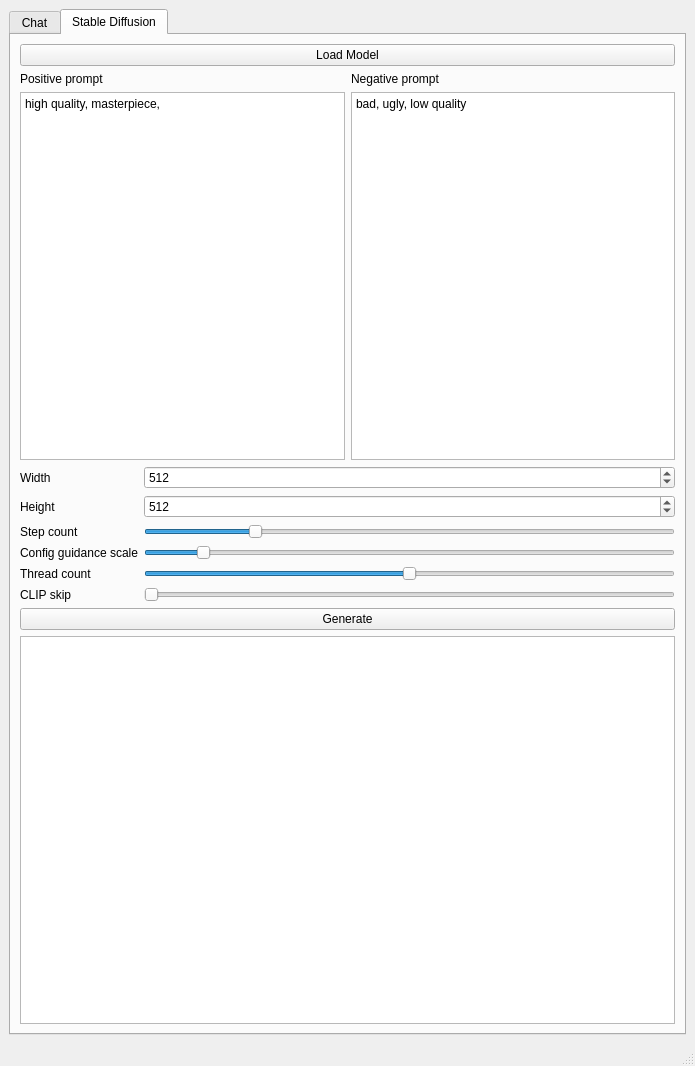
Before: the Qt Designer form AIOneQTWidgets/mainwindow.ui in Iemand005/Singularity, drawn with Qt 5.
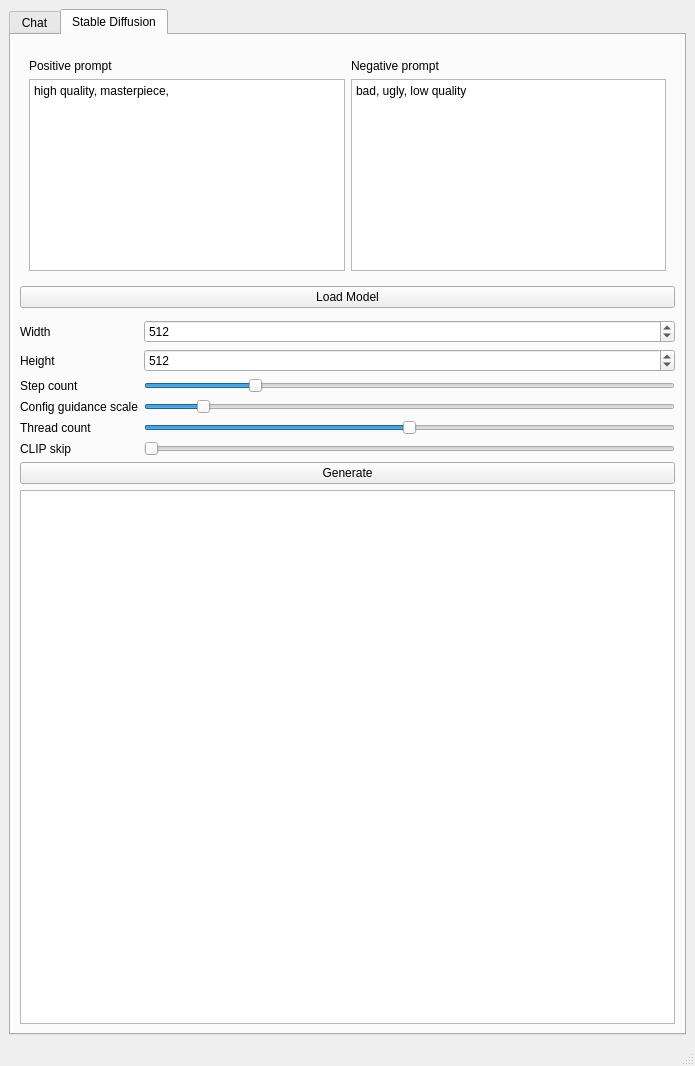
After: the same form once the commit is applied.

Diff of the .ui file:
```diff
--- a/AIOneQTWidgets/mainwindow.ui
+++ b/AIOneQTWidgets/mainwindow.ui
@@ -85,13 +85,23 @@
        </attribute>
        <layout class="QVBoxLayout" name="verticalLayout">
         <item>
-         <widget class="QPushButton" name="loadSDButton">
-          <property name="text">
-           <string>Load Model</string>
+         <widget class="QFrame" name="frame">
+          <property name="frameShape">
+           <enum>QFrame::Shape::StyledPanel</enum>
+          </property>
+          <property name="frameShadow">
+           <enum>QFrame::Shadow::Raised</enum>
           </property>
          </widget>
         </item>
         <item>
+         <widget class="QWidget" name="" native="true">
+          <property name="sizePolicy">
+           <sizepolicy hsizetype="Preferred" vsizetype="Minimum">
+            <horstretch>0</horstretch>
+            <verstretch>0</verstretch>
+           </sizepolicy>
+          </property>
          <layout class="QHBoxLayout" name="horizontalLayout_2">
           <item>
            <layout class="QVBoxLayout" name="verticalLayout_4">
@@ -105,7 +115,7 @@
             <item>
              <widget class="QPlainTextEdit" name="positiveInput">
               <property name="sizePolicy">
-               <sizepolicy hsizetype="Expanding" vsizetype="Expanding">
+                <sizepolicy hsizetype="Expanding" vsizetype="Minimum">
                 <horstretch>0</horstretch>
                 <verstretch>0</verstretch>
                </sizepolicy>
@@ -127,6 +137,12 @@
            <layout class="QVBoxLayout" name="verticalLayout_5">
             <item>
              <widget class="QLabel" name="negativeLabel">
+               <property name="sizePolicy">
+                <sizepolicy hsizetype="Preferred" vsizetype="Preferred">
+                 <horstretch>0</horstretch>
+                 <verstretch>0</verstretch>
+                </sizepolicy>
+               </property>
               <property name="text">
                <string>Negative prompt</string>
               </property>
@@ -134,6 +150,12 @@
             </item>
             <item>
              <widget class="QPlainTextEdit" name="negativeInput">
+               <property name="sizePolicy">
+                <sizepolicy hsizetype="Expanding" vsizetype="Minimum">
+                 <horstretch>0</horstretch>
+                 <verstretch>0</verstretch>
+                </sizepolicy>
+               </property>
               <property name="plainText">
                <string>bad, ugly, low quality</string>
               </property>
@@ -142,6 +164,17 @@
            </layout>
           </item>
          </layout>
+         </widget>
+        </item>
+        <item>
+         <widget class="QPushButton" name="loadSDButton">
+          <property name="text">
+           <string>Load Model</string>
+          </property>
+         </widget>
+        </item>
+        <item>
+         <widget class="QWidget" name="widget" native="true"/>
         </item>
         <item>
          <layout class="QFormLayout" name="formLayout">
@@ -254,13 +287,26 @@
         </item>
         <item>
          <widget class="QPushButton" name="generateButton">
+          <property name="sizePolicy">
+           <sizepolicy hsizetype="Expanding" vsizetype="Fixed">
+            <horstretch>0</horstretch>
+            <verstretch>0</verstretch>
+           </sizepolicy>
+          </property>
           <property name="text">
            <string>Generate</string>
           </property>
          </widget>
         </item>
         <item>
-         <widget class="QGraphicsView" name="imageView"/>
+         <widget class="QGraphicsView" name="imageView">
+          <property name="sizePolicy">
+           <sizepolicy hsizetype="Expanding" vsizetype="Expanding">
+            <horstretch>0</horstretch>
+            <verstretch>0</verstretch>
+           </sizepolicy>
+          </property>
+         </widget>
         </item>
        </layout>
       </widget>
```
Lines whose indentation alone changed are shown as unchanged.
